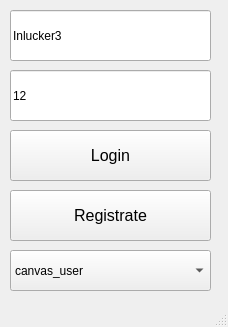
Inlucker/LandscapeTest, file LandcapeGenVer1/BaseWindow.ui: the form before one commit.
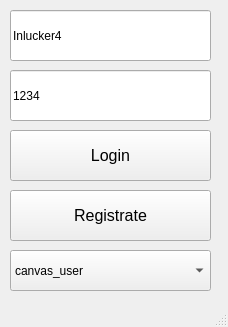
The form after the commit.

Diff of the .ui file:
```diff
--- a/LandcapeGenVer1/BaseWindow.ui
+++ b/LandcapeGenVer1/BaseWindow.ui
@@ -42,7 +42,7 @@
      </rect>
     </property>
     <property name="text">
-     <string>12</string>
+     <string>1234</string>
     </property>
    </widget>
    <widget class="QLineEdit" name="login_lineEdit">
@@ -55,7 +55,7 @@
      </rect>
     </property>
     <property name="text">
-     <string>Inlucker3</string>
+     <string>Inlucker4</string>
     </property>
    </widget>
    <widget class="QPushButton" name="registrate_btn">
```
